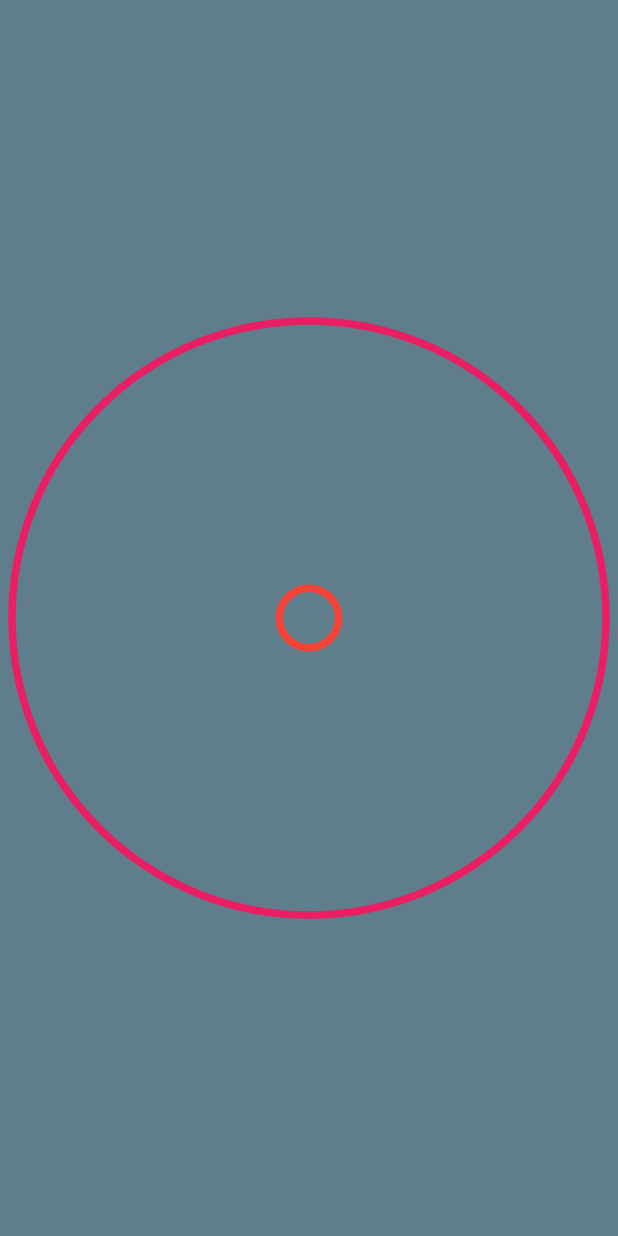
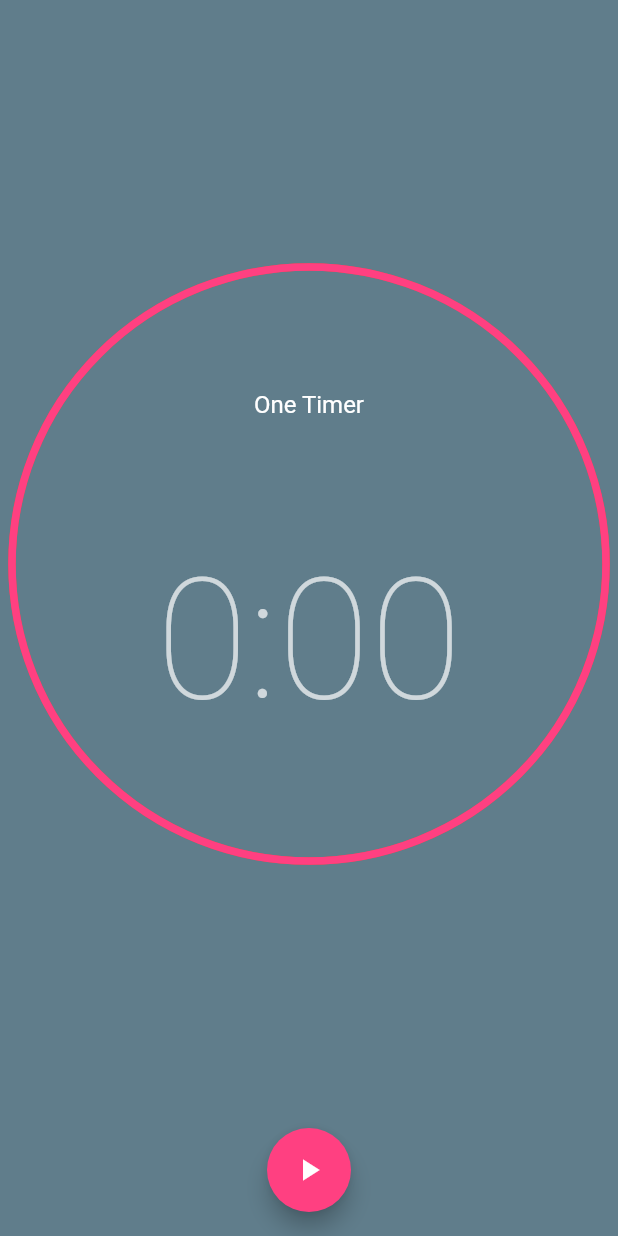
Before and after one commit to roberto-o-r/one-timer, a Flutter app: the screen it shows after launch, on a phone screen of 412 x 824 dp. Run offline on Flutter 3.47's test engine with Material 2 defaults, Android fonts, the phone set to English and light mode, and no system bars.

Commit message:
Complete basic countdown functionality

```diff
--- a/lib/main.dart
+++ b/lib/main.dart
@@ -4,9 +4,10 @@ import 'dart:math' as math;
 void main() => runApp(MaterialApp(
       home: OneTimerApp(),
       theme: ThemeData(
-        canvasColor: Colors.blueGrey,
-        iconTheme: IconThemeData(color: Colors.white),
-      ),
+          canvasColor: Colors.blueGrey,
+          iconTheme: IconThemeData(color: Colors.white),
+          accentColor: Colors.pinkAccent,
+          brightness: Brightness.dark),
     ));
 
 class OneTimerApp extends StatefulWidget {
@@ -32,6 +33,7 @@ class OneTimerState extends State<OneTimerApp> with TickerProviderStateMixin {
 
   @override
   Widget build(BuildContext context) {
+    ThemeData themeData = Theme.of(context);
     return Scaffold(
       body: Padding(
         padding: EdgeInsets.all(8.0),
@@ -48,21 +50,66 @@ class OneTimerState extends State<OneTimerApp> with TickerProviderStateMixin {
                         child: AnimatedBuilder(
                           animation: controller,
                           builder: (BuildContext context, Widget child) {
-                            return new CustomPaint(
-                              painter: TimerPainter(
-                                  animation: controller,
-                                  backgroundColor: Colors.red,
-                                  color: Colors.pink),
-                            );
+                            return CustomPaint(
+                                painter: TimerPainter(
+                                    animation: controller,
+                                    backgroundColor: Colors.red,
+                                    color: themeData.indicatorColor));
                           },
                         ),
                       ),
+                      Align(
+                          alignment: FractionalOffset.center,
+                          child: Column(
+                            mainAxisAlignment: MainAxisAlignment.spaceEvenly,
+                            crossAxisAlignment: CrossAxisAlignment.center,
+                            children: <Widget>[
+                              Text("One Timer",
+                                  style: themeData.textTheme.subhead),
+                              AnimatedBuilder(
+                                animation: controller,
+                                builder: (BuildContext context, Widget child) {
+                                  return Text(
+                                    timerString,
+                                    style: themeData.textTheme.display4,
+                                  );
+                                },
+                              ),
+                            ],
+                          ))
                     ],
                   ),
                 ),
               ),
             ),
-            Align()
+            Container(
+              margin: EdgeInsets.all(8.0),
+              child: Row(
+                mainAxisAlignment: MainAxisAlignment.spaceEvenly,
+                children: <Widget>[
+                  FloatingActionButton(
+                    child: AnimatedBuilder(
+                      animation: controller,
+                      builder: (BuildContext context, Widget child) {
+                        return Icon(controller.isAnimating
+                            ? Icons.pause
+                            : Icons.play_arrow);
+                      },
+                    ),
+                    onPressed: () {
+                      if (controller.isAnimating) {
+                        controller.stop();
+                      } else {
+                        controller.reverse(
+                            from: controller.value == 0.0
+                                ? 1.0
+                                : controller.value);
+                      }
+                    },
+                  )
+                ],
+              ),
+            ),
           ],
         ),
       ),
@@ -85,7 +132,7 @@ class TimerPainter extends CustomPainter {
       ..strokeCap = StrokeCap.round
       ..style = PaintingStyle.stroke;
 
-    canvas.drawCircle(size.center(Offset.zero), size.width / 20.0, paint);
+    canvas.drawCircle(size.center(Offset.zero), size.width / 2.0, paint);
     paint.color = color;
     double progress = (1.0 - animation.value) * 2 * math.pi;
     canvas.drawArc(Offset.zero & size, math.pi * 1.5, -progress, false, paint);
```
